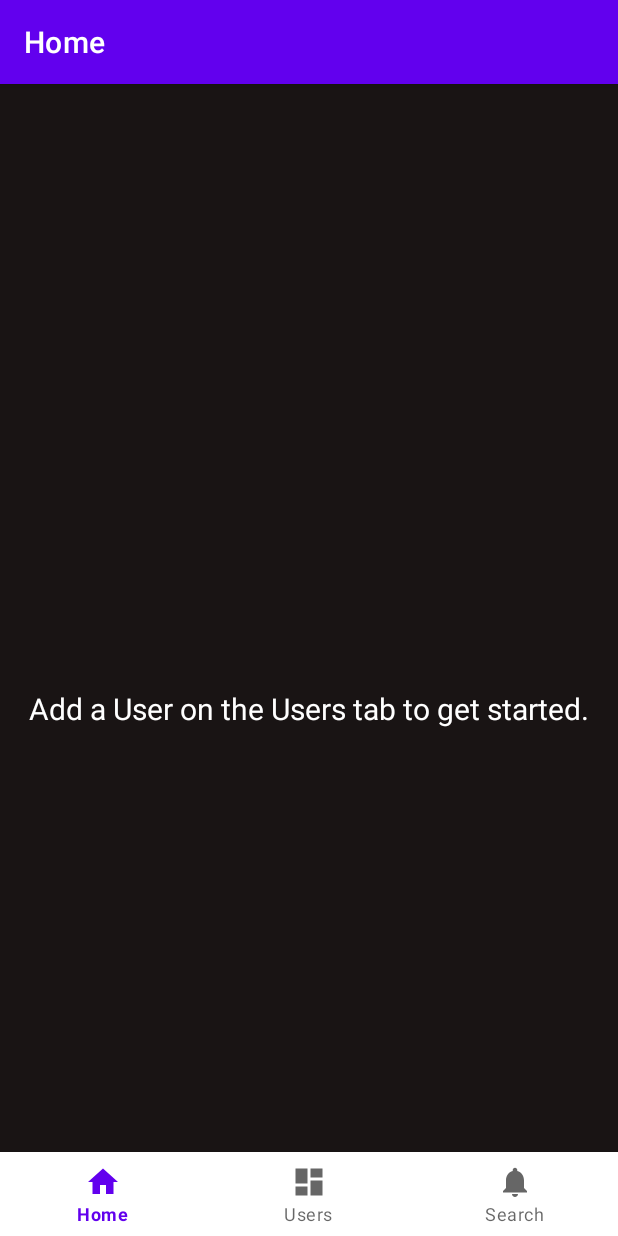
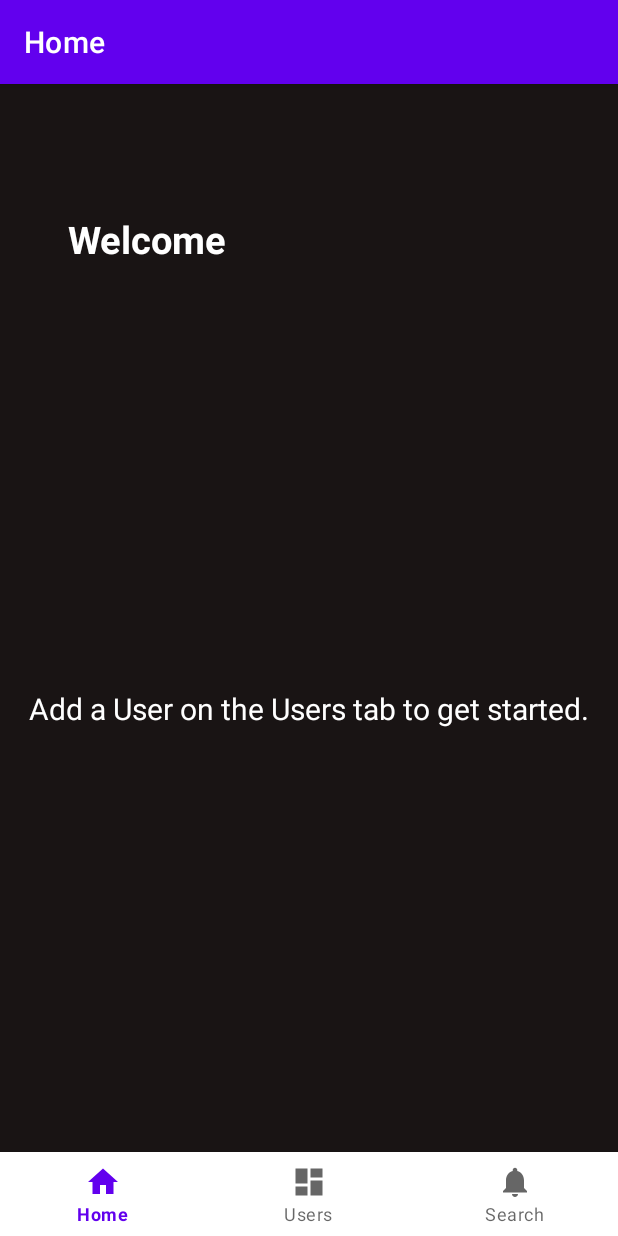
Before and after one commit to david-holmes-UAB/CS422_FinalApp, an Android app: the screen it shows after launch (MainActivity), on a phone screen of 412 x 824 dp. Run offline under Robolectric (Android 15) with nearby library versions, the phone set to English and light mode, and no system bars; our stand-ins replace Room's generated code, navigation-ui.

Commit message:
greeting added

```diff
--- a/MusicTracker/app/src/main/res/layout/fragment_home.xml
+++ b/MusicTracker/app/src/main/res/layout/fragment_home.xml
@@ -5,6 +5,17 @@
     android:layout_width="match_parent"
     android:layout_height="match_parent"
     tools:context=".ui.home.HomeFragment">
+
+    <TextView
+        android:id="@+id/greeting"
+        android:layout_width="match_parent"
+        android:layout_height="wrap_content"
+        android:layout_margin="15dp"
+        android:padding="30dp"
+        android:text="Welcome"
+        android:textColor="@color/white"
+        android:textSize="25sp"
+        android:textStyle="bold"/>
 
     <TextView
         android:id="@+id/text_home"
```
